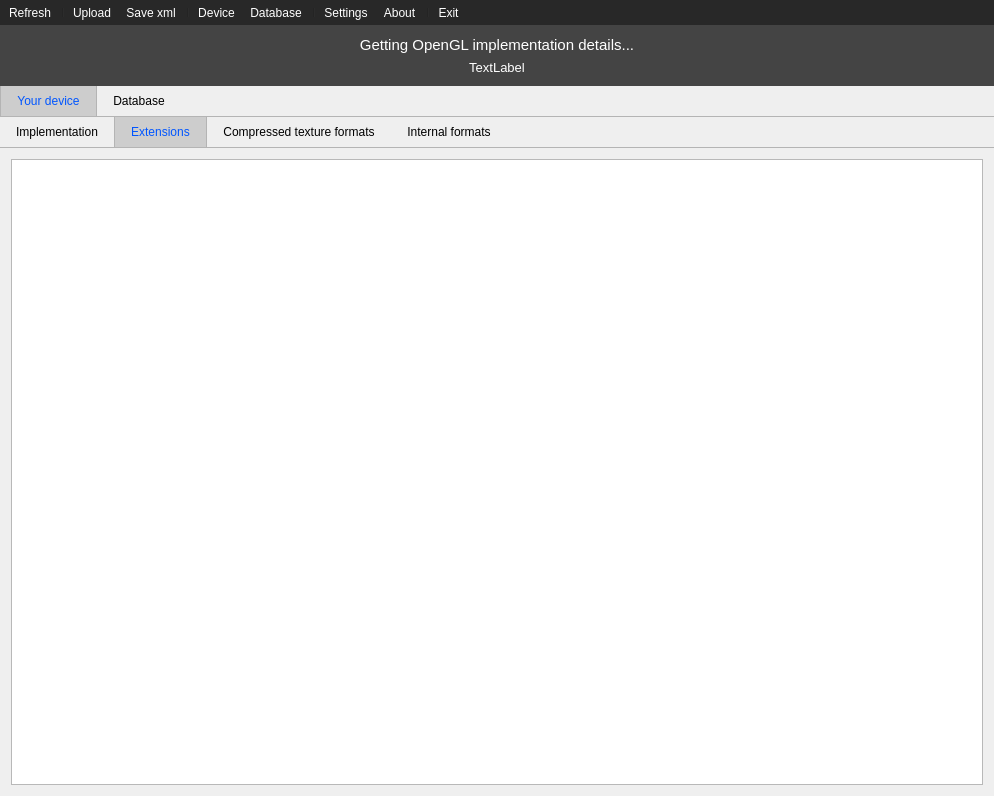
Qt form glCapsViewer.ui (SaschaWillems/glCapsViewer) before a commit.
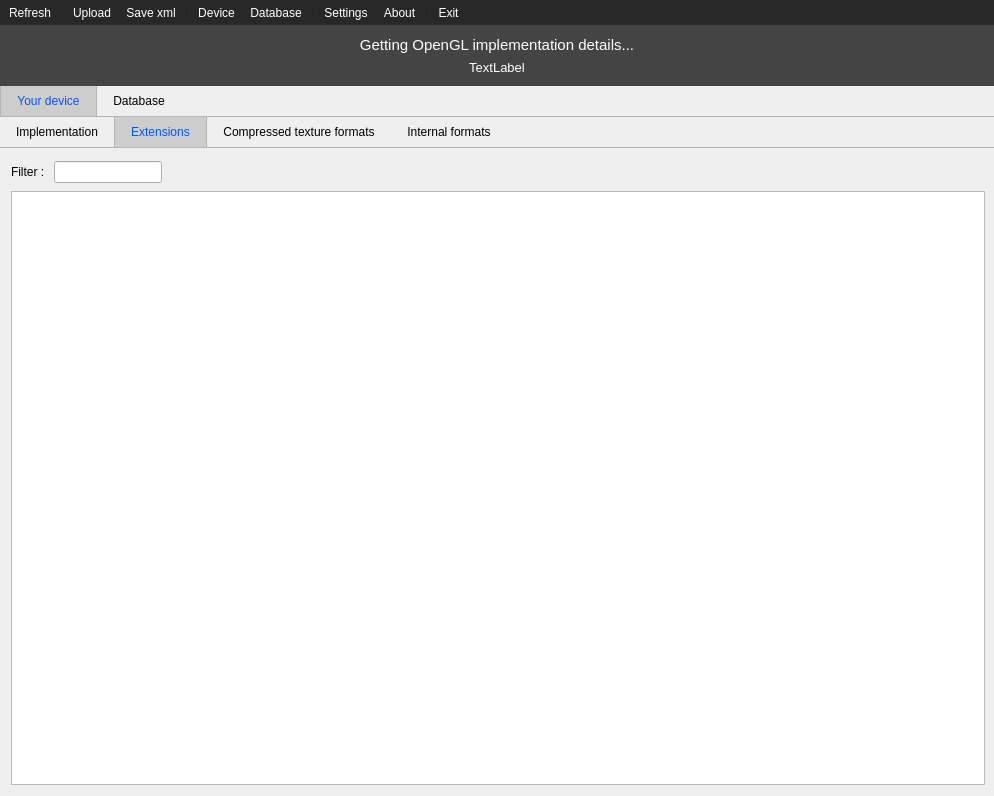
The same form after that commit. The open tabs and pages were chosen to show the change. Icons and pictures are not drawn.

Commit message: Model based tree view and live filtering for extensions

What changed in the file:
```diff
--- a/glCapsViewer.ui
+++ b/glCapsViewer.ui
@@ -234,8 +234,58 @@
                 <string>Extensions</string>
                </attribute>
                <layout class="QVBoxLayout" name="verticalLayout_4">
+                <property name="rightMargin">
+                 <number>9</number>
+                </property>
                 <item>
-                 <widget class="QTreeWidget" name="treeWidgetExtensions">
+                 <widget class="QWidget" name="widget_2" native="true">
+                  <layout class="QFormLayout" name="formLayout">
+                   <property name="leftMargin">
+                    <number>0</number>
+                   </property>
+                   <property name="topMargin">
+                    <number>2</number>
+                   </property>
+                   <property name="rightMargin">
+                    <number>0</number>
+                   </property>
+                   <property name="bottomMargin">
+                    <number>2</number>
+                   </property>
+                   <item row="0" column="0">
+                    <widget class="QLabel" name="label_2">
+                     <property name="sizePolicy">
+                      <sizepolicy hsizetype="Fixed" vsizetype="Preferred">
+                       <horstretch>0</horstretch>
+                       <verstretch>0</verstretch>
+                      </sizepolicy>
+                     </property>
+                     <property name="text">
+                      <string>Filter : </string>
+                     </property>
+                     <property name="scaledContents">
+                      <bool>false</bool>
+                     </property>
+                     <property name="alignment">
+                      <set>Qt::AlignLeading|Qt::AlignLeft|Qt::AlignVCenter</set>
+                     </property>
+                    </widget>
+                   </item>
+                   <item row="0" column="1">
+                    <widget class="QLineEdit" name="lineEditeExtensions">
+                     <property name="sizePolicy">
+                      <sizepolicy hsizetype="Fixed" vsizetype="Fixed">
+                       <horstretch>0</horstretch>
+                       <verstretch>0</verstretch>
+                      </sizepolicy>
+                     </property>
+                    </widget>
+                   </item>
+                  </layout>
+                 </widget>
+                </item>
+                <item>
+                 <widget class="QTreeView" name="treeViewExtensions">
                   <property name="styleSheet">
                    <string notr="true">QTreeView::item { height: 24px;}</string>
                   </property>
@@ -245,17 +295,9 @@
                   <property name="alternatingRowColors">
                    <bool>true</bool>
                   </property>
-                  <property name="sortingEnabled">
-                   <bool>false</bool>
+                  <property name="headerHidden">
+                   <bool>true</bool>
                   </property>
-                  <attribute name="headerVisible">
-                   <bool>false</bool>
-                  </attribute>
-                  <column>
-                   <property name="text">
-                    <string notr="true">1</string>
-                   </property>
-                  </column>
                  </widget>
                 </item>
                </layout>
```
Left out of the diff: 2 changed lines with no effect on the pictures. The commit also changes 7 other files.
